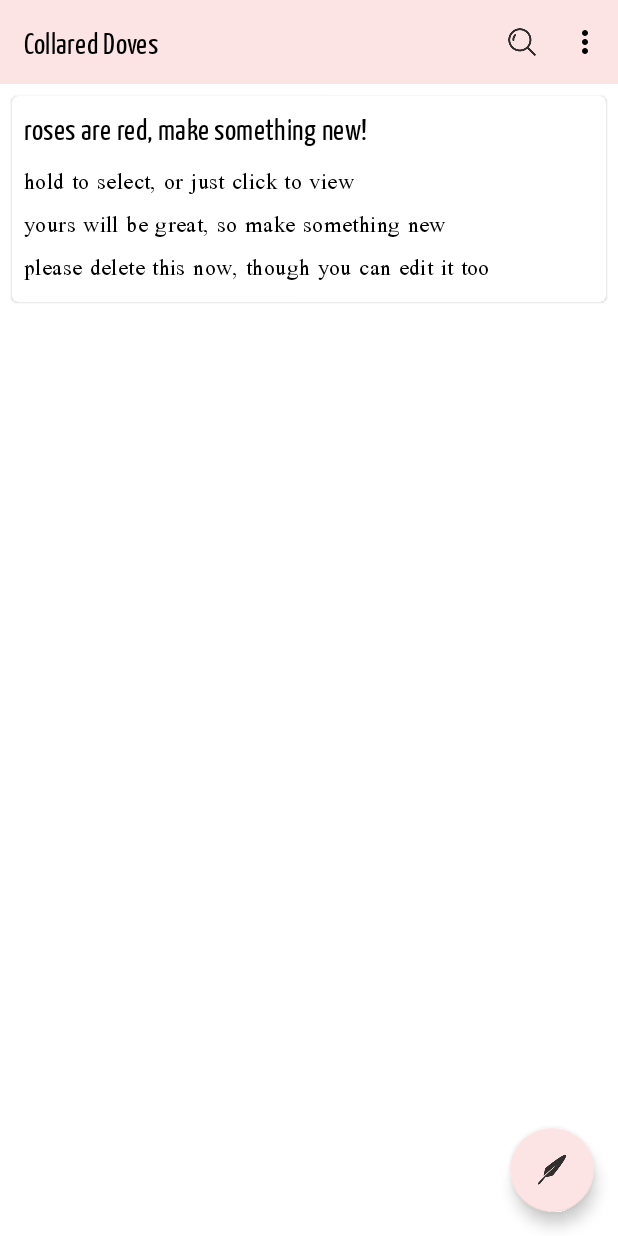
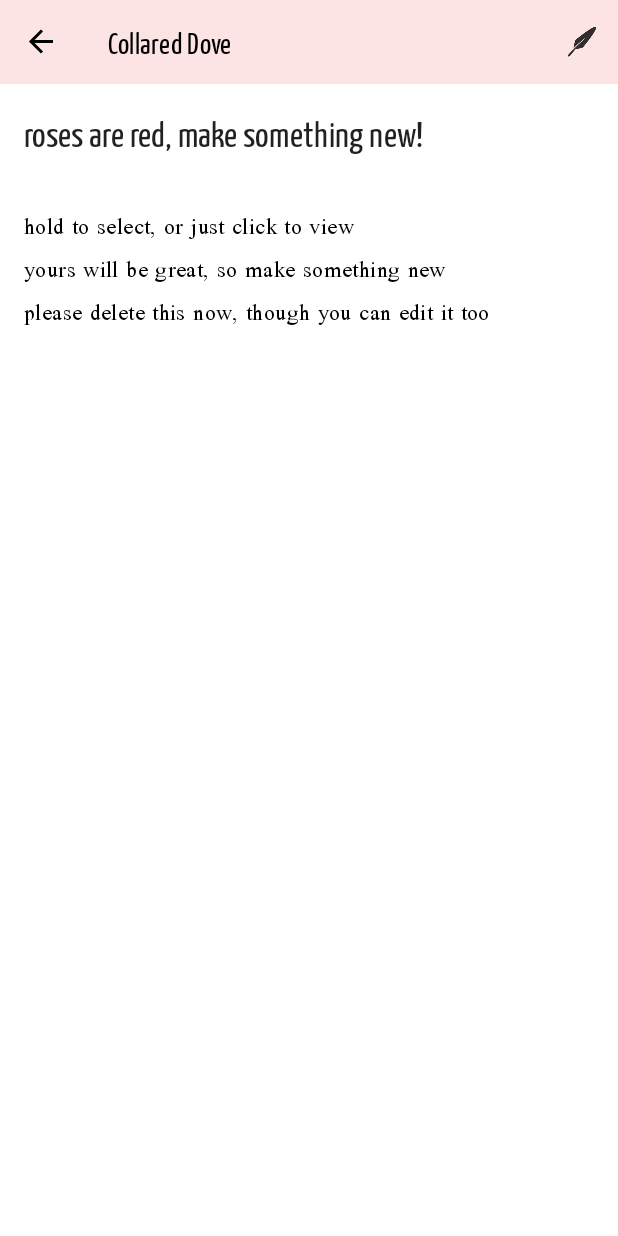
Before and after one commit to vlad-ed-git/collared_dove, an Android app: the screen it shows after launch (MainActivity), after a tap on "roses are red, make something new!", on a phone screen of 412 x 824 dp. Run offline under Robolectric (Android 15) with nearby library versions, the phone set to English and light mode, and no system bars; our stand-ins replace Dagger/Hilt's generated code, Room's generated code, navigation-ui.

Commit message:
displaying poem details

```diff
--- a/src/app/build.gradle
+++ b/src/app/build.gradle
@@ -95,6 +95,7 @@ dependencies {
     implementation "com.google.dagger:hilt-android:$hilt_version"
     kapt "com.google.dagger:hilt-compiler:$hilt_version"
 
-
+    //data-store
+    implementation "androidx.datastore:datastore-preferences:1.0.0-alpha07"
 
 }
--- a/src/app/src/main/java/com/dev_vlad/collared_doves/MainActivity.kt
+++ b/src/app/src/main/java/com/dev_vlad/collared_doves/MainActivity.kt
@@ -51,6 +51,13 @@ class MainActivity : AppCompatActivity() {
                     }
                 }
 
+                R.id.poemDetailsFragment -> {
+                    binding.apply {
+                        toolbar.isVisible = true
+                        toolbar.title = getString(R.string.fragment_poem_details_lbl)
+                    }
+                }
+
                 else -> {
                     binding.toolbar.isVisible = true
                 }
--- a/src/app/src/main/java/com/dev_vlad/collared_doves/di/AppModule.kt
+++ b/src/app/src/main/java/com/dev_vlad/collared_doves/di/AppModule.kt
@@ -2,10 +2,9 @@ package com.dev_vlad.collared_doves.di
 
 import android.app.Application
 import androidx.room.Room
-import com.dev_vlad.collared_doves.CollaredDovesApp
 import com.dev_vlad.collared_doves.models.dao.PoemsDao
-import com.dev_vlad.collared_doves.models.database.CollaredDoveDb
-import com.dev_vlad.collared_doves.models.database.DATABASE_NAME
+import com.dev_vlad.collared_doves.models.persistence.CollaredDoveDb
+import com.dev_vlad.collared_doves.models.persistence.DATABASE_NAME
 import com.dev_vlad.collared_doves.models.repo.poems.PoemsRepo
 import dagger.Module
 import dagger.Provides
--- a/src/app/src/main/java/com/dev_vlad/collared_doves/models/dao/PoemsDao.kt
+++ b/src/app/src/main/java/com/dev_vlad/collared_doves/models/dao/PoemsDao.kt
@@ -1,5 +1,6 @@
 package com.dev_vlad.collared_doves.models.dao
 
+import androidx.lifecycle.LiveData
 import androidx.room.*
 import com.dev_vlad.collared_doves.models.entities.Poems
 import kotlinx.coroutines.flow.Flow
@@ -23,6 +24,9 @@ interface PoemsDao {
     @Update
     suspend fun update(poem: Poems)
 
+    @Query("SELECT * FROM poems WHERE poemId =:poemId ")
+    fun getPoemById(poemId: Int): LiveData<Poems?>
+
 
     //favorites
     @Query("SELECT * FROM poems WHERE isFavorite =:isFavorite  AND title LIKE '%' || :searchQuery || '%' OR body LIKE '%' || :searchQuery || '%'  ORDER BY updated DESC LIMIT :limit")
@@ -38,4 +42,5 @@ interface PoemsDao {
 
     @Query("SELECT * FROM poems WHERE  writtenBy =:userId ORDER BY updated DESC LIMIT :limit")
     fun getMyPoems(limit: Int, userId: String): Flow<List<Poems>>
+
 }
--- a/src/app/src/main/java/com/dev_vlad/collared_doves/models/database/CollaredDoveDb.kt
+++ b/src/app/src/main/java/com/dev_vlad/collared_doves/models/persistence/CollaredDoveDb.kt
@@ -1,4 +1,4 @@
-package com.dev_vlad.collared_doves.models.database
+package com.dev_vlad.collared_doves.models.persistence
 
 import androidx.room.Database
 import androidx.room.RoomDatabase
--- /dev/null
+++ b/src/app/src/main/java/com/dev_vlad/collared_doves/models/persistence/CollaredDovesPrefMgr.kt
@@ -0,0 +1,13 @@
+package com.dev_vlad.collared_doves.models.persistence
+
+import android.content.Context
+import dagger.hilt.android.qualifiers.ApplicationContext
+import javax.inject.Inject
+import javax.inject.Singleton
+
+
+@Singleton
+class CollaredDovesPrefMgr
+    @Inject constructor(@ApplicationContext context: Context){
+
+}
--- a/src/app/src/main/java/com/dev_vlad/collared_doves/models/repo/poems/PoemsRepo.kt
+++ b/src/app/src/main/java/com/dev_vlad/collared_doves/models/repo/poems/PoemsRepo.kt
@@ -1,5 +1,6 @@
 package com.dev_vlad.collared_doves.models.repo.poems
 
+import androidx.lifecycle.LiveData
 import com.dev_vlad.collared_doves.models.dao.PoemsDao
 import com.dev_vlad.collared_doves.models.entities.Poems
 import kotlinx.coroutines.flow.Flow
@@ -31,4 +32,8 @@ class PoemsRepo(private val poemsDao: PoemsDao) {
         }
     }
 
+    fun getPoem(poemId: Int): LiveData<Poems?> {
+        return poemsDao.getPoemById(poemId)
+    }
+
 }
--- /dev/null
+++ b/src/app/src/main/java/com/dev_vlad/collared_doves/view_models/PoemDetailsViewModel.kt
@@ -0,0 +1,23 @@
+package com.dev_vlad.collared_doves.view_models
+
+import androidx.lifecycle.LiveData
+import androidx.lifecycle.ViewModel
+import com.dev_vlad.collared_doves.models.entities.Poems
+import com.dev_vlad.collared_doves.models.repo.poems.PoemsRepo
+import dagger.hilt.android.lifecycle.HiltViewModel
+import javax.inject.Inject
+
+@HiltViewModel
+class PoemDetailsViewModel
+        @Inject constructor(private val poemsRepo: PoemsRepo) : ViewModel() {
+
+
+    fun fetchPoem(poemId: Int): LiveData<Poems?> {
+       return poemsRepo.getPoem(poemId)
+    }
+
+    companion object{
+        private val TAG = PoemDetailsViewModel::class.java.simpleName
+    }
+
+}
--- a/src/app/src/main/java/com/dev_vlad/collared_doves/view_models/PoemsViewModel.kt
+++ b/src/app/src/main/java/com/dev_vlad/collared_doves/view_models/PoemsViewModel.kt
@@ -13,6 +13,9 @@ import javax.inject.Inject
 class PoemsViewModel
     @Inject constructor(private val poemsRepo: PoemsRepo) : ViewModel() {
 
+    companion object{
+        private val TAG = PoemsViewModel::class.java.simpleName
+    }
 
     private val currentPoemsState = MutableStateFlow(PoemsStateModifiers())
 
--- /dev/null
+++ b/src/app/src/main/java/com/dev_vlad/collared_doves/views/poems/PoemDetailsFragment.kt
@@ -0,0 +1,88 @@
+package com.dev_vlad.collared_doves.views.poems
+
+import android.os.Bundle
+import android.view.*
+import androidx.appcompat.widget.SearchView
+import androidx.fragment.app.Fragment
+import androidx.fragment.app.viewModels
+import androidx.navigation.NavArgs
+import androidx.navigation.fragment.navArgs
+import com.dev_vlad.collared_doves.R
+import com.dev_vlad.collared_doves.databinding.FragmentPoemDetailsBinding
+import com.dev_vlad.collared_doves.models.entities.Poems
+import com.dev_vlad.collared_doves.view_models.PoemDetailsViewModel
+import dagger.hilt.android.AndroidEntryPoint
+
+
+@AndroidEntryPoint
+class PoemDetailsFragment : Fragment(R.layout.fragment_poem_details) {
+
+    private val TAG = PoemsFragment::class.java.simpleName
+    private val viewModel : PoemDetailsViewModel by viewModels<PoemDetailsViewModel>()
+
+
+    private var _binding : FragmentPoemDetailsBinding? = null
+    private val binding get() = _binding!!
+    override fun onCreateView(
+        inflater: LayoutInflater,
+        container: ViewGroup?,
+        savedInstanceState: Bundle?
+    ): View {
+        _binding = FragmentPoemDetailsBinding.inflate(inflater, container, false)
+        setHasOptionsMenu(true)
+        return binding.root
+    }
+
+    private val args : PoemDetailsFragmentArgs by navArgs()
+    override fun onViewCreated(view: View, savedInstanceState: Bundle?) {
+        super.onViewCreated(view, savedInstanceState)
+        viewModel.fetchPoem(args.PoemId).observe(viewLifecycleOwner, {
+            if (it != null){
+                displayPoem(it)
+            }
+        })
+    }
+
+    private fun displayPoem(poem : Poems){
+        binding.apply {
+            poemTitle.text = poem.title
+            poemSubject.text = poem.body
+        }
+    }
+
+
+
+    /************ poems actions ****************/
+    private fun addOrEditPrompt(){
+
+    }
+
+    /************* MENU **************/
+    override fun onCreateOptionsMenu(menu: Menu, inflater: MenuInflater) {
+        inflater.inflate(R.menu.poem_details_menu, menu)
+    }
+
+    override fun onOptionsItemSelected(item: MenuItem): Boolean {
+        return when (item.itemId) {
+            R.id.action_add_or_edit -> {
+                addOrEditPrompt()
+                true
+            }
+
+
+            else -> {
+                super.onOptionsItemSelected(item)
+            }
+        }
+
+    }
+
+
+
+    /** Other life cycle methods **/
+    override fun onDestroyView() {
+        super.onDestroyView()
+        _binding = null
+    }
+
+}
--- /dev/null
+++ b/src/app/src/main/java/com/dev_vlad/collared_doves/views/poems/PoemsAddEditFragment.kt
@@ -0,0 +1,4 @@
+package com.dev_vlad.collared_doves.views.poems
+
+class PoemsAddEditFragment {
+}
--- a/src/app/src/main/java/com/dev_vlad/collared_doves/views/poems/PoemsFragment.kt
+++ b/src/app/src/main/java/com/dev_vlad/collared_doves/views/poems/PoemsFragment.kt
@@ -5,6 +5,7 @@ import android.view.*
 import androidx.appcompat.widget.SearchView
 import androidx.fragment.app.Fragment
 import androidx.fragment.app.viewModels
+import androidx.navigation.fragment.findNavController
 import androidx.recyclerview.widget.LinearLayoutManager
 import com.dev_vlad.collared_doves.R
 import com.dev_vlad.collared_doves.databinding.FragmentPoemsBinding
@@ -83,6 +84,8 @@ class PoemsFragment : Fragment(R.layout.fragment_poems), PoemsAdapter.ActionsLis
         MyLogger.logThis(
             TAG, "onClick - override adapter item", " poem $poemId was clicked"
         )
+        val action = PoemsFragmentDirections.actionPoemsFragmentToPoemDetailsFragment(poemId)
+        findNavController().navigate(action)
     }
 
     override fun onLongPress(poemId: Int, isChecked: Boolean) {
--- a/src/app/src/main/res/layout/fragment_poem_details.xml
+++ b/src/app/src/main/res/layout/fragment_poem_details.xml
@@ -1,22 +1,23 @@
 <?xml version="1.0" encoding="utf-8"?>
-<LinearLayout
-    xmlns:android="http://schemas.android.com/apk/res/android"
+<LinearLayout xmlns:android="http://schemas.android.com/apk/res/android"
     android:layout_width="match_parent"
     android:layout_height="match_parent"
-    android:orientation="vertical">
+    xmlns:tools="http://schemas.android.com/tools"
+    android:orientation="vertical"
+    tools:context=".views.poems.PoemDetailsFragment">
 
     <com.google.android.material.textview.MaterialTextView
         android:layout_width="match_parent"
         android:layout_height="wrap_content"
         android:id="@+id/poem_title"
         android:fontFamily="@font/yanone_kaffeesatz"
-        android:textAppearance="@style/TextAppearance.MaterialComponents.Caption"
+        android:textAppearance="@style/TextAppearance.MaterialComponents.Headline5"
         android:layout_margin="@dimen/md_space"/>
 
     <ScrollView
         android:layout_width="match_parent"
         android:layout_height="wrap_content"
-        android:padding="@dimen/std_space">
+        android:padding="@dimen/md_space">
         <com.google.android.material.textview.MaterialTextView
             android:id="@+id/poem_subject"
             android:gravity="start|top"
--- /dev/null
+++ b/src/app/src/main/res/menu/poem_details_menu.xml
@@ -0,0 +1,8 @@
+<?xml version="1.0" encoding="utf-8"?>
+<menu xmlns:android="http://schemas.android.com/apk/res/android"
+    xmlns:app="http://schemas.android.com/apk/res-auto">
+    <item android:id="@+id/action_add_or_edit"
+         android:icon="@drawable/ic_feather"
+        android:title="@string/edit_poem_menu_action_txt"
+        app:showAsAction="ifRoom" />
+</menu>
--- a/src/app/src/main/res/navigation/main_nav.xml
+++ b/src/app/src/main/res/navigation/main_nav.xml
@@ -8,5 +8,18 @@
         android:id="@+id/poemsFragment"
         android:name="com.dev_vlad.collared_doves.views.poems.PoemsFragment"
         android:label="@string/poems_fragment_lbl"
-        tools:layout="@layout/fragment_poems" />
+        tools:layout="@layout/fragment_poems" >
+        <action
+            android:id="@+id/action_poemsFragment_to_poemDetailsFragment"
+            app:destination="@id/poemDetailsFragment" />
+    </fragment>
+    <fragment
+        android:id="@+id/poemDetailsFragment"
+        android:name="com.dev_vlad.collared_doves.views.poems.PoemDetailsFragment"
+        android:label="@string/fragment_poem_details_lbl"
+        tools:layout="@layout/fragment_poem_details" >
+        <argument
+            android:name="PoemId"
+            app:argType="integer" />
+    </fragment>
 </navigation>
--- a/src/app/src/main/res/values/strings.xml
+++ b/src/app/src/main/res/values/strings.xml
@@ -9,4 +9,6 @@
     <string name="search_txt">Search</string>
     <string name="show_favorites_only_txt">Show favorites only</string>
     <string name="show_my_poems_only_txt">My Poems</string>
+    <string name="edit_poem_menu_action_txt">Edit</string>
+    <string name="fragment_poem_details_lbl">Collared Dove</string>
 </resources>
```
